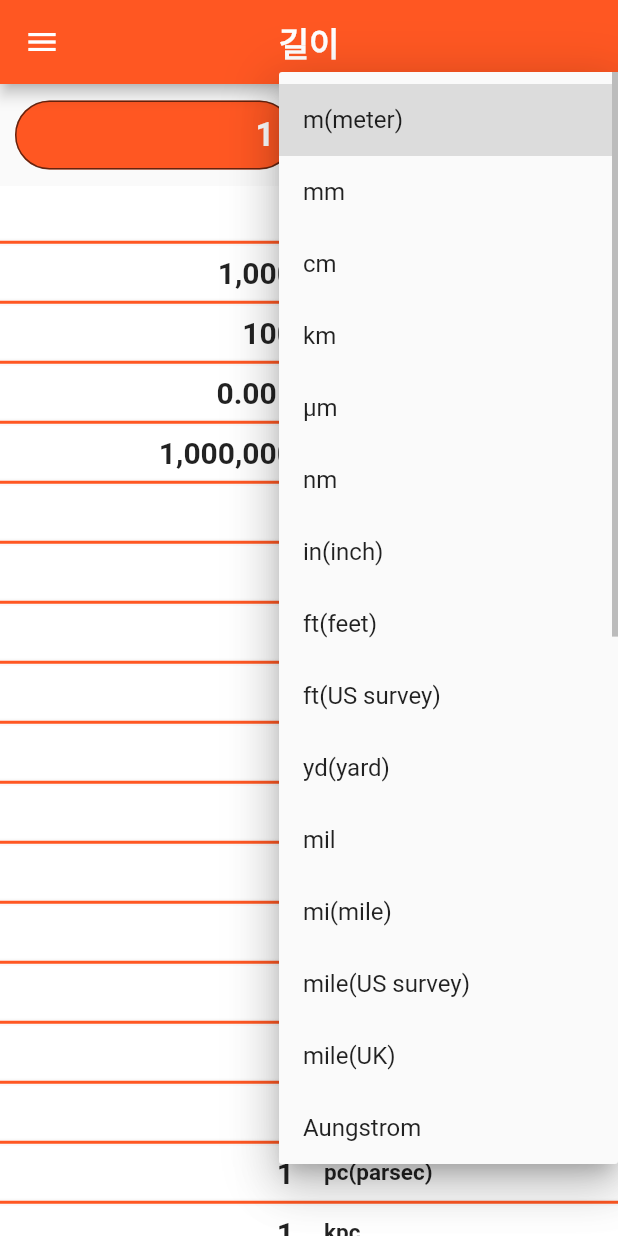
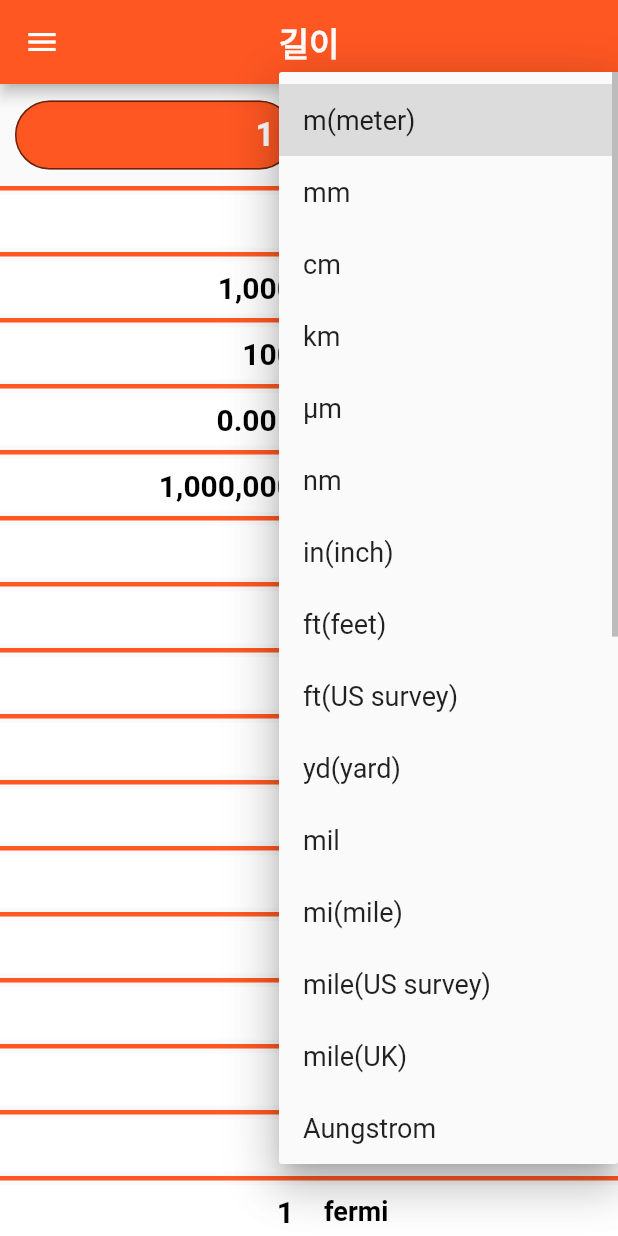
Before and after one commit to sara0608/conversion, a Flutter app: the screen it shows after launch, after a tap on "m(meter)", on a phone screen of 412 x 824 dp. Run offline on Flutter 3.47's test engine with Material 2 defaults, Android fonts, the phone set to English and light mode, and no system bars; our stand-ins replace fluttertoast; statements that could not run were skipped.

```diff
--- a/lib/component/body.dart
+++ b/lib/component/body.dart
@@ -1,6 +1,7 @@
-import 'dart:ffi';
+import 'package:flutter/material.dart';
+import 'package:flutter/services.dart';
+import 'package:fluttertoast/fluttertoast.dart';
 
-import 'package:flutter/material.dart';
 import 'expression.dart';
 import 'conversion.dart';
 import 'userSetting.dart';
@@ -24,11 +25,12 @@ import 'userSetting.dart';
 
     FocusNode textFocus = FocusNode();
 
+
     List<DropdownMenuItem<String>> menuItems = [];
     for(String key in unit.keys){
       menuItems.add(
           DropdownMenuItem<String>(
-            child: Text( unit[key] ), // the value as text label
+            child: Text( unit[key], style: TextStyle(fontSize: 18,),), // the value as text label
             value: key, // the respective key as value
           )
       );
@@ -80,7 +82,7 @@ import 'userSetting.dart';
                       value: selectedUnit,
                       elevation: 16,
                       underline: Container(
-                        height: 2,
+                        height: 3,
                         color: userSetting().getColor(),
                       ),
                       iconSize: 0,
@@ -97,15 +99,23 @@ import 'userSetting.dart';
           )
         ),
         Expanded(
-          child: ListView.separated(
+          child: ListView.builder(
             itemCount: target.length,
             itemBuilder: (BuildContext context, int index) {
                 return Container(
+                  padding: const EdgeInsets.fromLTRB(0, 3, 0, 3),
+                  decoration: BoxDecoration(
+                    border: Border(
+                      top: (index == 0) ? BorderSide(color: userSetting().getColor(),width: 3) : BorderSide.none,
+                      bottom: BorderSide(color: userSetting().getColor(),width: 3)
+                    ),
+                  ),
                   child: Row(
                       mainAxisAlignment: MainAxisAlignment.center,
                       mainAxisSize: MainAxisSize.max,
                       children: [
                         Expanded(
+                            child: GestureDetector(
                               child: Container(
                                 height: 35,
                                 color: Colors.white,
@@ -116,8 +126,22 @@ import 'userSetting.dart';
                                   style: TextStyle(
                                     fontSize: 20,
                                     fontWeight: FontWeight.bold,
+                                    color: unit.keys.elementAt(index)==Expression().getTargetItem() ? Colors.amber : Colors.black ,
                                   ),
                                 ),
+                              ),
+                              onTap: (){
+                                Clipboard.setData(ClipboardData(text: target.values.elementAt(index)));
+                                Fluttertoast.showToast(
+                                    msg: "클립보드에 복사완료",
+                                    toastLength: Toast.LENGTH_SHORT,
+                                    gravity: ToastGravity.TOP,
+                                    timeInSecForIosWeb: 1,
+                                    backgroundColor: Colors.grey,
+                                    textColor: Colors.black,
+                                    fontSize: 16.0
+                                );
+                              },
                             )
                         ),
                         Expanded(
@@ -129,8 +153,9 @@ import 'userSetting.dart';
                               child: Text(
                                 unit.values.elementAt(index),
                                 style: TextStyle(
-                              fontSize: 15,
+                                  fontSize: 18,
                                   fontWeight: FontWeight.bold,
+                                  color: unit.keys.elementAt(index)==Expression().getTargetItem() ? Colors.amber : Colors.black ,
                                 ),
                               ),
                             )
@@ -139,11 +164,6 @@ import 'userSetting.dart';
                     ),
                 );
             },
-            separatorBuilder: (BuildContext context, int index) => Divider(
-              color: userSetting().getColor(),
-              height: 5,
-              thickness: 2,
-            ),
           ),
         ),
       ],
--- a/lib/main.dart
+++ b/lib/main.dart
@@ -94,7 +94,10 @@ class _MyApp extends State<MyApp> {
                         return Visibility(
                           visible: visibleYn01.value,
                           child: ListTile(
-                            title: Text(title[index].elementAt(1).toString()),
+                            title: Text(
+                                title[index].elementAt(1).toString(),
+                                style: TextStyle(fontSize: 15)
+                            ),
                             leading: Icon(Icons.arrow_right, color: userSetting().getColor()),
                             minLeadingWidth : 10,
                             visualDensity: VisualDensity(vertical: -3),
@@ -118,7 +121,10 @@ class _MyApp extends State<MyApp> {
                         return Visibility(
                           visible: visibleYn02.value,
                           child: ListTile(
-                            title: Text(title[index].elementAt(1).toString()),
+                            title: Text(
+                                title[index].elementAt(1).toString(),
+                                style: TextStyle(fontSize: 15)
+                            ),
                             leading: Icon(Icons.arrow_right, color: userSetting().getColor()),
                             minLeadingWidth : 10,
                             visualDensity: VisualDensity(vertical: -3),
@@ -142,7 +148,10 @@ class _MyApp extends State<MyApp> {
                         return Visibility(
                           visible: visibleYn03.value,
                           child: ListTile(
-                            title: Text(title[index].elementAt(1).toString()),
+                            title: Text(
+                                title[index].elementAt(1).toString(),
+                                style: TextStyle(fontSize: 15)
+                            ),
                             leading: Icon(Icons.arrow_right, color: userSetting().getColor()),
                             minLeadingWidth : 10,
                             visualDensity: VisualDensity(vertical: -3),
@@ -166,7 +175,10 @@ class _MyApp extends State<MyApp> {
                             return Visibility(
                               visible: visibleYn04.value,
                               child: ListTile(
-                                title: Text(title[index].elementAt(1).toString()),
+                                title: Text(
+                                    title[index].elementAt(1).toString(),
+                                    style: TextStyle(fontSize: 15)
+                                ),
                                 leading: Icon(Icons.arrow_right, color: userSetting().getColor()),
                                 minLeadingWidth : 10,
                                 visualDensity: VisualDensity(vertical: -3),
@@ -190,7 +202,10 @@ class _MyApp extends State<MyApp> {
                             return Visibility(
                               visible: visibleYn05.value,
                               child: ListTile(
-                                title: Text(title[index].elementAt(1).toString()),
+                                title: Text(
+                                    title[index].elementAt(1).toString(),
+                                    style: TextStyle(fontSize: 15)
+                                ),
                                 leading: Icon(Icons.arrow_right, color: userSetting().getColor()),
                                 minLeadingWidth : 10,
                                 visualDensity: VisualDensity(vertical: -3),
@@ -214,7 +229,10 @@ class _MyApp extends State<MyApp> {
                           return Visibility(
                             visible: visibleYn06.value,
                             child: ListTile(
-                              title: Text(title[index].elementAt(1).toString()),
+                              title: Text(
+                                  title[index].elementAt(1).toString(),
+                                  style: TextStyle(fontSize: 15)
+                              ),
                               leading: Icon(Icons.arrow_right, color: userSetting().getColor()),
                               minLeadingWidth : 10,
                               visualDensity: VisualDensity(vertical: -3),
@@ -236,7 +254,10 @@ class _MyApp extends State<MyApp> {
                           valueListenable: boolList,
                           builder: (BuildContext context, bool value, Widget? child) {
                             return ListTile(
-                                title: Text(title[index].elementAt(1).toString()),
+                                title: Text(
+                                    title[index].elementAt(1).toString(),
+                                    style: TextStyle(fontSize: 16, fontWeight: FontWeight.bold)
+                                ),
                                 trailing: Icon(Icons.add_box_rounded, color: userSetting().getColor()),
                                 onTap: () {
 
@@ -318,7 +339,14 @@ class _MyApp extends State<MyApp> {
                       );
                     }
                 ),),
-                Container(
+                Row(
+                    children: <Widget>[
+                      Expanded( child: Divider(height: 5, thickness: 3,)),
+                      Text("  Color  "),
+                      Expanded( child: Divider(height: 5, thickness: 3,)),
+                    ]
+                ),
+                Container(W
                   height: 50,
                   child: Row(
                     mainAxisAlignment: MainAxisAlignment.end,
--- a/pubspec.yaml
+++ b/pubspec.yaml
@@ -37,6 +37,7 @@ dependencies:
   keyboard_actions: ^4.1.0
   flutter_keyboard_visibility: ^5.4.0
   intl: ^0.17.0
+  fluttertoast: ^8.1.1
 
 dev_dependencies:
   flutter_test:
```
Also changed, not shown: pubspec.lock. Lines whose indentation alone changed are shown as unchanged.
